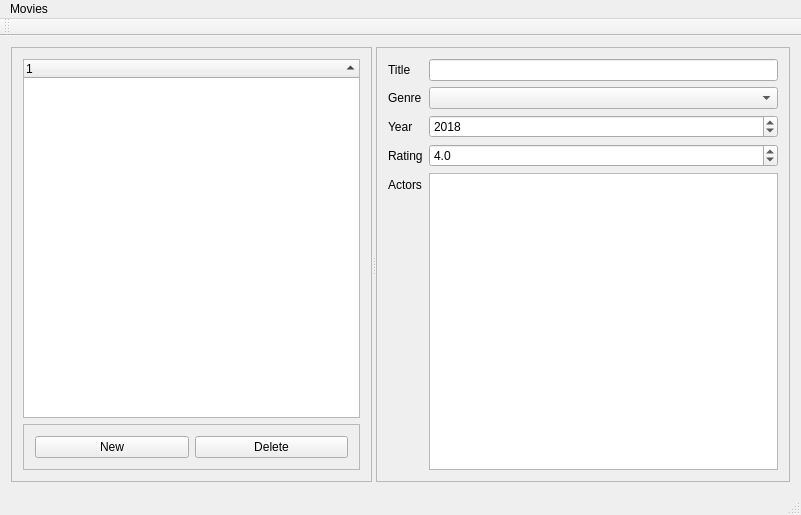
Qt form movies/mainwindow.ui (sjohnson512/qt_movies_example) before a commit.
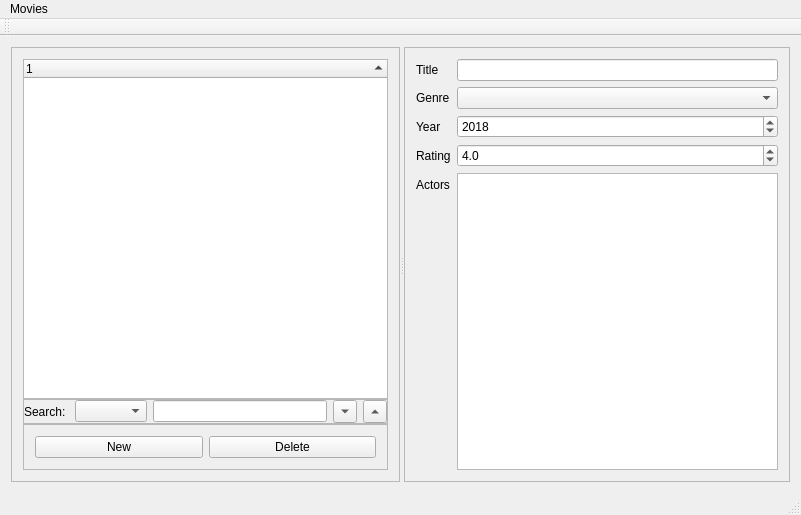
The same form after that commit.

Commit message: Add search functionality

Patch:
```diff
--- a/movies/mainwindow.ui
+++ b/movies/mainwindow.ui
@@ -28,6 +28,9 @@
         <enum>QFrame::Raised</enum>
        </property>
        <layout class="QVBoxLayout" name="verticalLayout">
+        <property name="spacing">
+         <number>0</number>
+        </property>
         <item>
          <widget class="QTreeWidget" name="treeMovies">
           <property name="autoScroll">
@@ -43,6 +46,63 @@
           </column>
          </widget>
         </item>
+        <item>
+         <widget class="QFrame" name="frame">
+          <property name="frameShape">
+           <enum>QFrame::StyledPanel</enum>
+          </property>
+          <property name="frameShadow">
+           <enum>QFrame::Raised</enum>
+          </property>
+          <layout class="QHBoxLayout" name="horizontalLayout_3">
+           <property name="leftMargin">
+            <number>0</number>
+           </property>
+           <property name="topMargin">
+            <number>0</number>
+           </property>
+           <property name="rightMargin">
+            <number>0</number>
+           </property>
+           <property name="bottomMargin">
+            <number>0</number>
+           </property>
+           <item>
+            <widget class="QLabel" name="labelSearch">
+             <property name="text">
+              <string>Search: </string>
+             </property>
+            </widget>
+           </item>
+           <item>
+            <widget class="QComboBox" name="comboSearchField"/>
+           </item>
+           <item>
+            <widget class="QLineEdit" name="lineSearchTerm"/>
+           </item>
+           <item>
+            <widget class="QToolButton" name="btnSearchNext">
+             <property name="text">
+              <string>PushButton</string>
+             </property>
+             <property name="arrowType">
+              <enum>Qt::DownArrow</enum>
+             </property>
+            </widget>
+           </item>
+           <item>
+            <widget class="QToolButton" name="btnSearchPrevious">
+             <property name="text">
+              <string>PushButton</string>
+             </property>
+             <property name="arrowType">
+              <enum>Qt::UpArrow</enum>
+             </property>
+            </widget>
+           </item>
+          </layout>
+         </widget>
+        </item>
         <item>
          <widget class="QFrame" name="frameButtons">
           <property name="frameShape">
```
Left out of the diff: 2 changed lines with no effect on the pictures. The commit also changes 4 other files.
